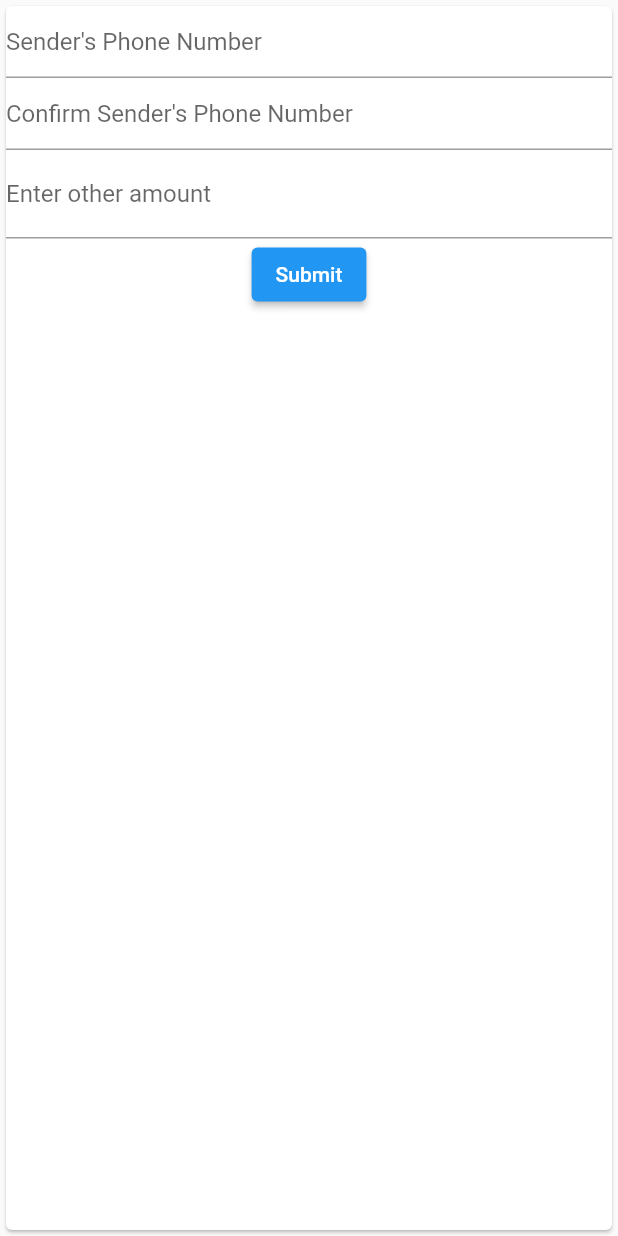
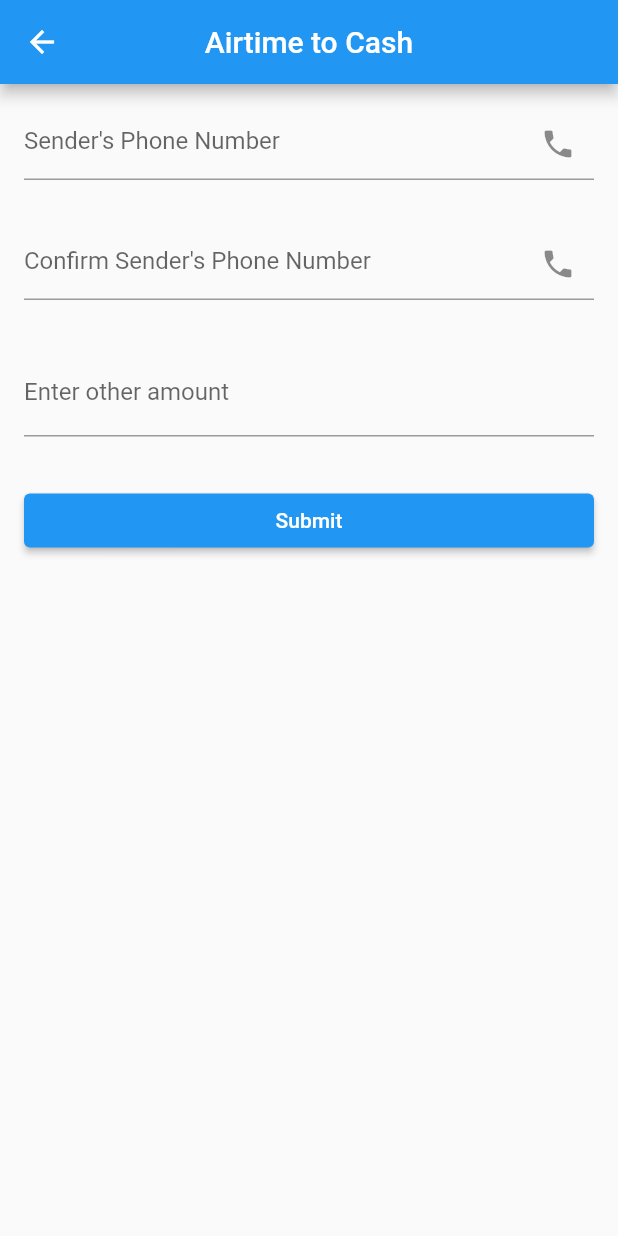
Before and after one commit to dennis-22-csc/T-Store, a Flutter app: the AirtimeConvert screen opened directly, on a phone screen of 412 x 824 dp. Run offline on Flutter 3.47's test engine with Material 2 defaults, Android fonts, the phone set to English and light mode, and no system bars; our stand-ins replace device_preview.

Commit message:
revised airtime conversion page

```diff
--- a/frontend/lib/airtime_convert_form.dart
+++ b/frontend/lib/airtime_convert_form.dart
@@ -8,20 +8,77 @@ class AirtimeConvert extends StatefulWidget {
 
 class AirtimeConvertState extends State<AirtimeConvert> {
   final _formKey = GlobalKey<FormState>();
+  final _phoneNumberController = TextEditingController();
+  final _confirmPhoneNumberController = TextEditingController();
+  final _otherAmountController = TextEditingController();
 
   @override
   Widget build(BuildContext context) {
-    return Card(
-      child: Form(
-        key: _formKey,
-        child: Column(
-          children: [TextFormField(decoration: const InputDecoration(
-            hintText: "Sender's Phone Number"
-          ),), TextFormField(decoration: const InputDecoration(
-            hintText: "Confirm Sender's Phone Number"
-          ),), TextFormField(decoration: const InputDecoration(
-            labelText: "Enter other amount", hintText: "0"
-          ),), ElevatedButton(onPressed: (){},child: const Text("Submit")) ]),)
+    return Scaffold(
+      appBar: AppBar(
+        leading: IconButton(
+          icon: const Icon(Icons.arrow_back),
+          onPressed: () {
+            Navigator.pop(context);
+          },
+        ),
+        title: const Text('Airtime to Cash'),
+        centerTitle: true,
+      ),
+      body: Padding(
+        padding: const EdgeInsets.all(16.0),
+        child: Form(
+          key: _formKey,
+          child: Column(
+            crossAxisAlignment: CrossAxisAlignment.stretch,
+            children: [
+              Container(
+                margin: const EdgeInsets.only(bottom: 16.0),
+                child: TextFormField(
+                  controller: _phoneNumberController,
+                  decoration: const InputDecoration(
+                    hintText: "Sender's Phone Number",
+                    suffixIcon: Icon(Icons.phone),
+                  ),
+                ),
+              ),
+              const SizedBox(height: 16.0),
+              Container(
+                margin: const EdgeInsets.only(bottom: 16.0),
+                child: TextFormField(
+                  controller: _confirmPhoneNumberController,
+                  decoration: const InputDecoration(
+                    hintText: "Confirm Sender's Phone Number",
+                    suffixIcon: Icon(Icons.phone),
+                  ),
+                ),
+              ),
+              const SizedBox(height: 16.0),
+              Container(
+                margin: const EdgeInsets.only(bottom: 16.0),
+                child: TextFormField(
+                  controller: _otherAmountController,
+                  decoration: const InputDecoration(
+                    labelText: "Enter other amount",
+                    hintText: "0",
+                  ),
+                  keyboardType: TextInputType.number,
+                ),
+              ),
+              const SizedBox(height: 16.0),
+              Container(
+                margin: const EdgeInsets.only(bottom: 16.0),
+                child: ElevatedButton(
+                  onPressed: () {
+
+                  },
+                  child: const Text('Submit'),
+                ),
+              ),
+            ],
+          ),
+        ),
+      ),
     );
   }
 }
--- a/frontend/lib/main.dart
+++ b/frontend/lib/main.dart
@@ -1,6 +1,6 @@
 import 'package:flutter/material.dart';
 import 'package:frontend/airtime_convert_form.dart';
-import 'package:frontend/homepage.dart';
+//import 'package:frontend/homepage.dart';
 import 'package:device_preview/device_preview.dart';
 
 void main() {
@@ -20,9 +20,6 @@ class MyApp extends StatelessWidget {
       theme: ThemeData(
               primarySwatch: Colors.blue,
       ),
-      home: Scaffold(
-        appBar: AppBar(title: const Text("T-Store")),
-        body: AirtimeConvert(key: UniqueKey())));
-
+      home: AirtimeConvert(key: UniqueKey()));
   }
 }
```
